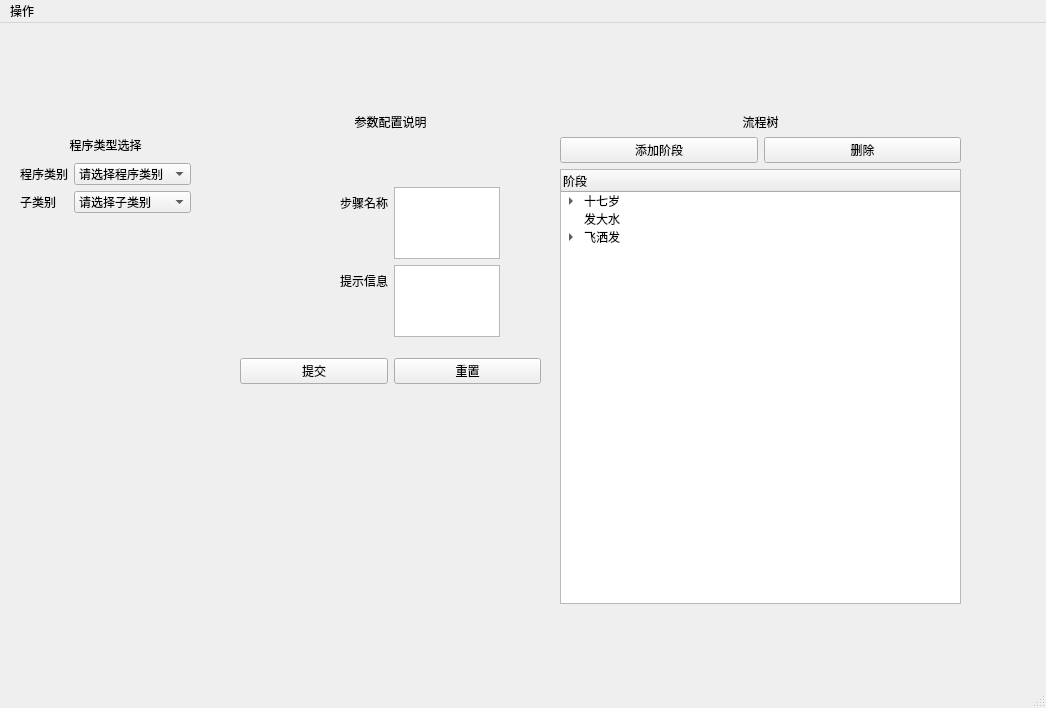
The window that mainwindow.ui (woodfsg/QT_ConfigUI) describes before a commit, drawn with Qt 5.
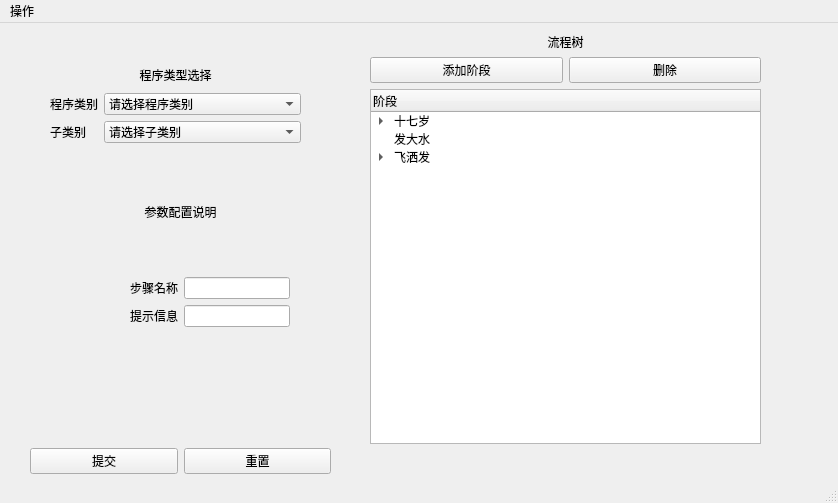
The same window after the commit. The open tabs and pages were chosen to show the change.

Commit message: connect treeWidget with ProcessStage and ProcessStep

What changed in the file:
```diff
--- a/mainwindow.ui
+++ b/mainwindow.ui
@@ -6,8 +6,8 @@
    <rect>
     <x>0</x>
     <y>0</y>
-    <width>1046</width>
-    <height>708</height>
+    <width>838</width>
+    <height>503</height>
    </rect>
   </property>
   <property name="windowTitle">
@@ -17,9 +17,9 @@
    <widget class="QWidget" name="verticalLayoutWidget">
     <property name="geometry">
      <rect>
-      <x>20</x>
-      <y>110</y>
-      <width>171</width>
+      <x>50</x>
+      <y>40</y>
+      <width>251</width>
       <height>80</height>
      </rect>
     </property>
@@ -85,10 +85,10 @@
    <widget class="QWidget" name="verticalLayoutWidget_3">
     <property name="geometry">
      <rect>
-      <x>560</x>
-      <y>90</y>
-      <width>401</width>
-      <height>491</height>
+      <x>370</x>
+      <y>10</y>
+      <width>391</width>
+      <height>411</height>
      </rect>
     </property>
     <layout class="QVBoxLayout" name="verticalLayout_3">
@@ -189,8 +189,8 @@
    <widget class="QWidget" name="verticalLayoutWidget_2">
     <property name="geometry">
      <rect>
-      <x>240</x>
-      <y>90</y>
+      <x>30</x>
+      <y>180</y>
       <width>301</width>
       <height>271</height>
      </rect>
@@ -263,9 +263,6 @@
             </property>
            </widget>
           </item>
-          <item row="0" column="1">
-           <widget class="QTextEdit" name="promptStepName"/>
-          </item>
           <item row="1" column="0">
            <widget class="QLabel" name="label_8">
             <property name="text">
@@ -273,8 +270,11 @@
             </property>
            </widget>
           </item>
+          <item row="0" column="1">
+           <widget class="QLineEdit" name="promptStepNameLineEdit"/>
+          </item>
           <item row="1" column="1">
-           <widget class="QTextEdit" name="promptMessage"/>
+           <widget class="QLineEdit" name="promptMessageLineEdit"/>
           </item>
          </layout>
         </widget>
@@ -308,7 +308,7 @@
     <rect>
      <x>0</x>
      <y>0</y>
-     <width>1046</width>
+     <width>838</width>
      <height>23</height>
     </rect>
    </property>
```
Left out of the diff: 14 changed lines with no effect on the pictures. The commit also changes 3 other files.
